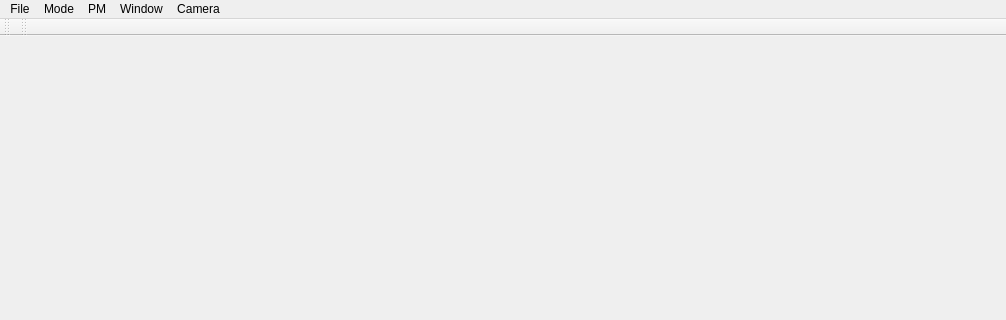
Before: the Qt Designer form ZoningPlanner/MainWindow.ui in gnishida/ZoningPlanner, drawn with Qt 5; both pictures show x 0 to 1006 and y 0 to 320 of the 1006 by 800 pixel window.
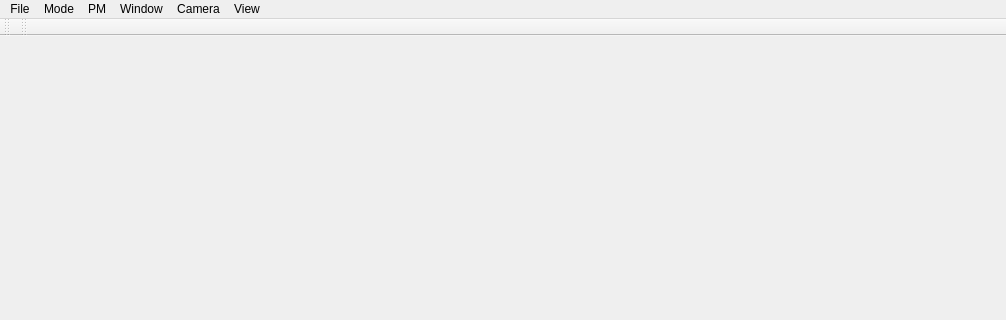
After: the same form once the commit is applied. Icons and pictures are not drawn.

Commit message: Add view menu.

Patch:
```diff
--- a/ZoningPlanner/MainWindow.ui
+++ b/ZoningPlanner/MainWindow.ui
@@ -88,11 +88,18 @@
         <addaction name="actionCameraDefault"/>
         <addaction name="actionCameraCar"/>
       </widget>
+   <widget class="QMenu" name="menuView">
+    <property name="title">
+     <string>View</string>
+    </property>
+    <addaction name="actionViewZoning"/>
+   </widget>
       <addaction name="menuFile"/>
       <addaction name="menuMode"/>
       <addaction name="menuPM"/>
       <addaction name="menuWindow"/>
       <addaction name="menuCamera"/>
+   <addaction name="menuView"/>
     </widget>
     <widget class="QToolBar" name="fileToolBar">
       <attribute name="toolBarArea">
```
Left out of the diff: 19 changed lines with no effect on the pictures. Lines whose indentation alone changed are shown as unchanged. The commit also changes 5 other files.
